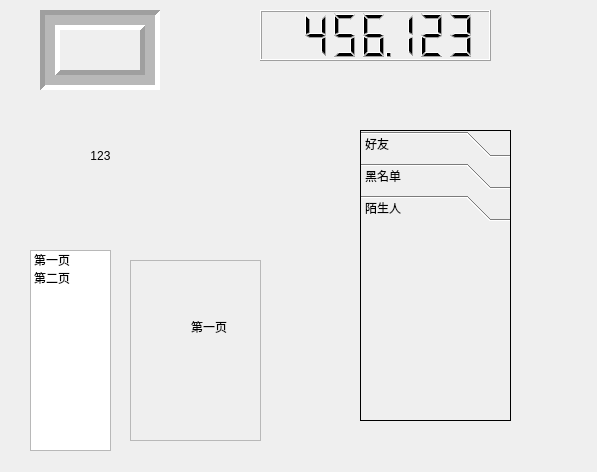
Old version of the form LearnQt/src/03/3-8/myFrame/mywidget.ui in the repository Soledad89/QtOpenGL.
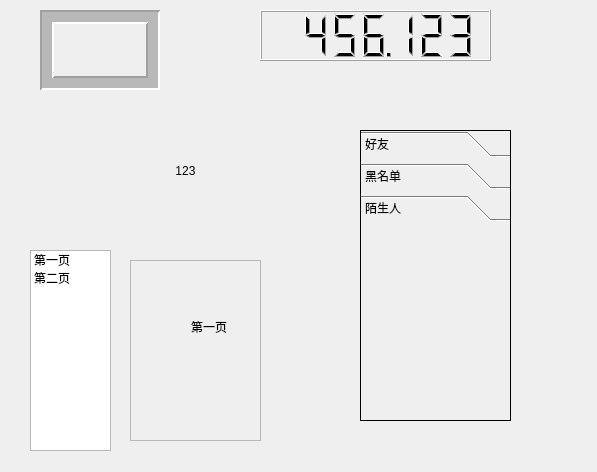
New version of the form. The open tabs and pages were chosen to show the change.

The edit to the form file:
```diff
--- a/LearnQt/src/03/3-8/myFrame/mywidget.ui
+++ b/LearnQt/src/03/3-8/myFrame/mywidget.ui
@@ -67,8 +67,8 @@
     <rect>
      <x>40</x>
      <y>100</y>
-     <width>121</width>
-     <height>111</height>
+     <width>291</width>
+     <height>141</height>
     </rect>
    </property>
    <property name="text">
@@ -177,7 +177,7 @@
     <enum>QFrame::Sunken</enum>
    </property>
    <property name="lineWidth">
-    <number>5</number>
+    <number>2</number>
    </property>
    <property name="midLineWidth">
     <number>10</number>
```
Left out of the diff: 4 changed lines with no effect on the pictures.
